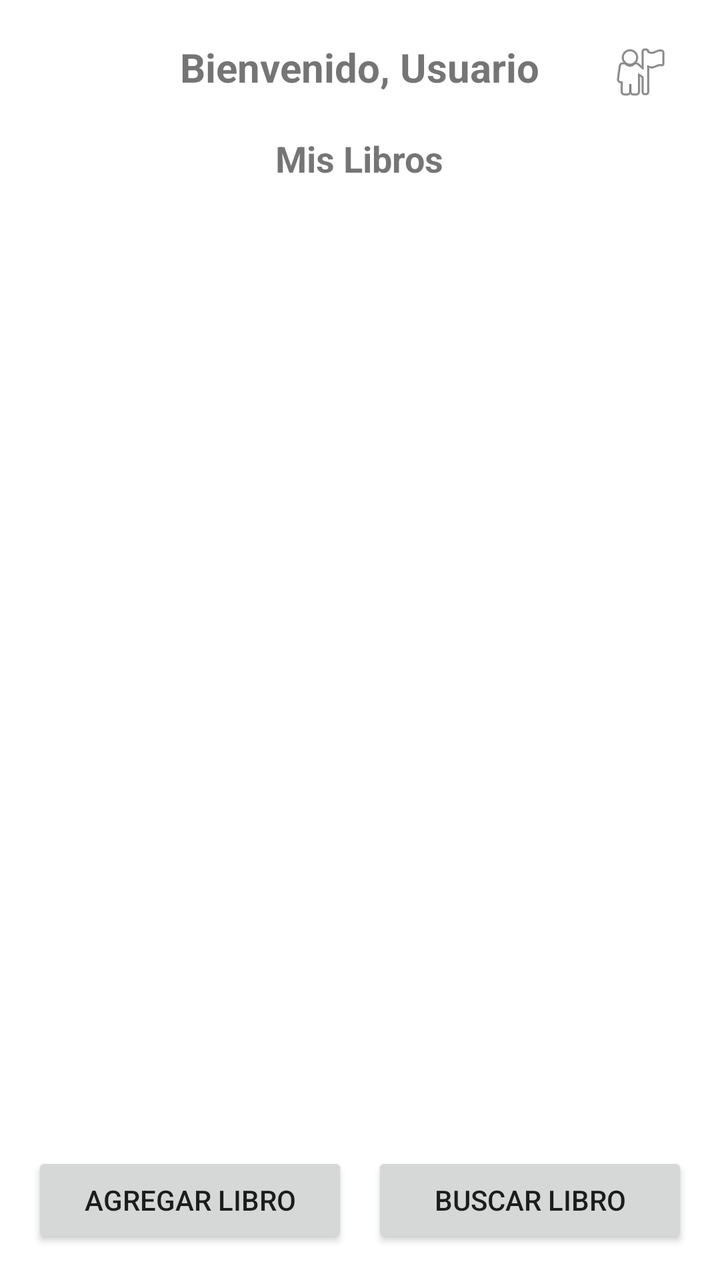
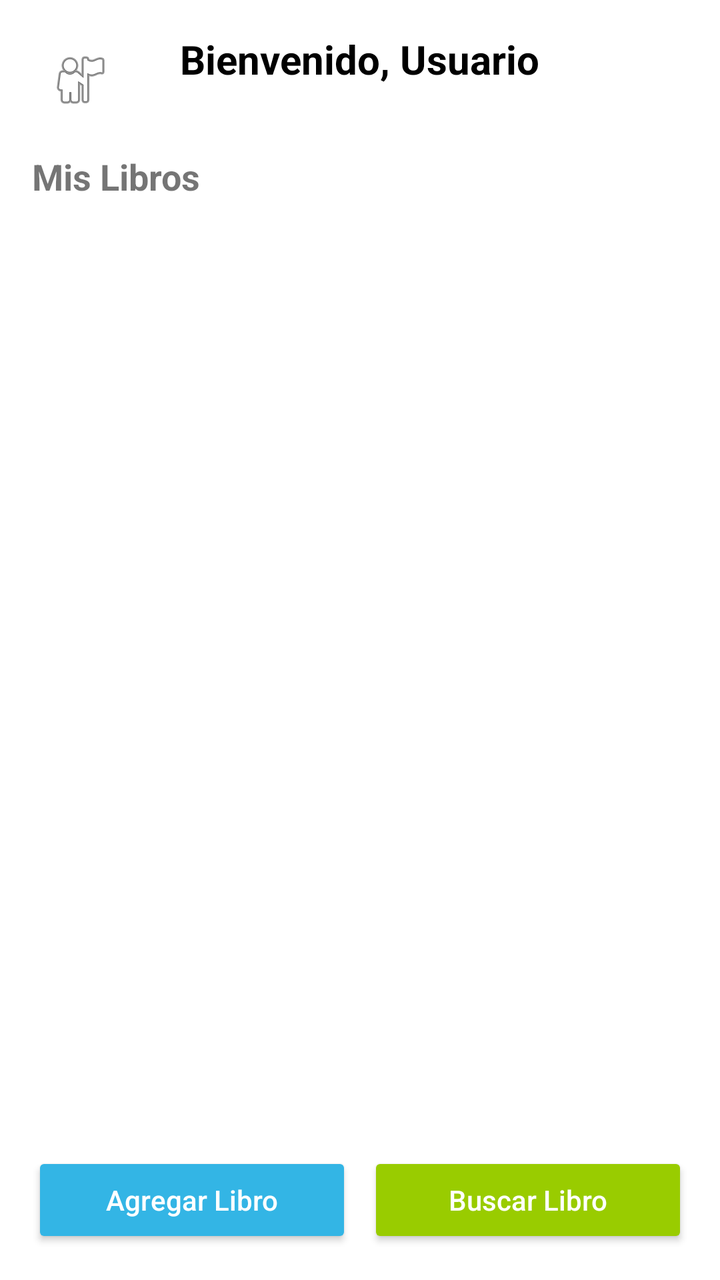

Two renders of the same Android screen: before a commit and after it. Below are the layout's source before the change and the commit's diff.
<!-- AndroidManifest.xml: application theme Theme.AppCompat.Light.NoActionBar -->
<!-- res/layout/activity_main.xml -->
<?xml version="1.0" encoding="utf-8"?>
<RelativeLayout xmlns:android="http://schemas.android.com/apk/res/android"
    android:layout_width="match_parent"
    android:layout_height="match_parent"
    android:padding="16dp"
    android:background="@android:color/white">

    
    <ImageButton
        android:id="@+id/btnProfile"
        android:layout_width="40dp"
        android:layout_height="40dp"
        android:layout_alignParentEnd="true"
        android:layout_marginEnd="4dp"
        android:background="@null"
        android:contentDescription="Perfil"
        android:src="@android:drawable/ic_menu_myplaces" />

    <TextView
        android:id="@+id/tvWelcome"
        android:layout_width="wrap_content"
        android:layout_height="wrap_content"
        android:layout_centerHorizontal="true"
        android:text="Bienvenido, Usuario"
        android:textSize="20sp"
        android:textStyle="bold"
        android:layout_marginTop="4dp" />

    <TextView
        android:id="@+id/tvMyBooks"
        android:layout_width="wrap_content"
        android:layout_height="wrap_content"
        android:layout_below="@id/tvWelcome"
        android:layout_marginTop="20dp"
        android:text="Mis Libros"
        android:textSize="18sp"
        android:textStyle="bold"
        android:layout_centerHorizontal="true" />

    
    <androidx.recyclerview.widget.RecyclerView
        android:id="@+id/recyclerBooks"
        android:layout_width="match_parent"
        android:layout_height="0dp"
        android:layout_below="@id/tvMyBooks"
        android:layout_above="@+id/layoutButtons"
        android:layout_marginTop="8dp" />

    
    <LinearLayout
        android:id="@+id/layoutButtons"
        android:layout_width="match_parent"
        android:layout_height="wrap_content"
        android:layout_alignParentBottom="true"
        android:gravity="center"
        android:orientation="horizontal"
        android:layout_marginTop="8dp">

        <Button
            android:id="@+id/btnAddBook"
            android:layout_width="0dp"
            android:layout_height="wrap_content"
            android:layout_weight="1"
            android:text="Agregar Libro" />

        <Space
            android:layout_width="12dp"
            android:layout_height="match_parent" />

        <Button
            android:id="@+id/btnSearchBook"
            android:layout_width="0dp"
            android:layout_height="wrap_content"
            android:layout_weight="1"
            android:text="Buscar Libro" />
    </LinearLayout>

</RelativeLayout>
<!-- resources referenced by this layout -->
<resources>

</resources>

<!-- the commit's change to res/layout/activity_main.xml (unified diff, before → after) -->
@@ -1,78 +1,85 @@
 <?xml version="1.0" encoding="utf-8"?>
-<RelativeLayout xmlns:android="http://schemas.android.com/apk/res/android"
+<LinearLayout xmlns:android="http://schemas.android.com/apk/res/android"
+    xmlns:app="http://schemas.android.com/apk/res-auto"
+    android:orientation="vertical"
+    android:padding="16dp"
     android:layout_width="match_parent"
     android:layout_height="match_parent"
-    android:padding="16dp"
     android:background="@android:color/white">
 
     
-    <ImageButton
-        android:id="@+id/btnProfile"
-        android:layout_width="40dp"
-        android:layout_height="40dp"
-        android:layout_alignParentEnd="true"
-        android:layout_marginEnd="4dp"
-        android:background="@null"
-        android:contentDescription="Perfil"
-        android:src="@android:drawable/ic_menu_myplaces" />
+    <RelativeLayout
+        android:layout_width="match_parent"
+        android:layout_height="wrap_content"
+        android:layout_marginBottom="12dp">
 
+        
+        <ImageButton
+            android:id="@+id/btnProfile"
+            android:layout_width="48dp"
+            android:layout_height="48dp"
+            android:layout_alignParentStart="true"
+            android:background="@null"
+            android:contentDescription="Perfil"
+            android:src="@android:drawable/ic_menu_myplaces"
+            android:padding="4dp" />
+
+        
+        <TextView
+            android:id="@+id/tvWelcome"
+            android:layout_width="wrap_content"
+            android:layout_height="wrap_content"
+            android:layout_centerHorizontal="true"
+            android:text="Bienvenido, Usuario"
+            android:textSize="20sp"
+            android:textStyle="bold"
+            android:textColor="@android:color/black" />
+    </RelativeLayout>
+
+    
     <TextView
-        android:id="@+id/tvWelcome"
-        android:layout_width="wrap_content"
-        android:layout_height="wrap_content"
-        android:layout_centerHorizontal="true"
-        android:text="Bienvenido, Usuario"
-        android:textSize="20sp"
-        android:textStyle="bold"
-        android:layout_marginTop="4dp" />
-
-    <TextView
-        android:id="@+id/tvMyBooks"
-        android:layout_width="wrap_content"
-        android:layout_height="wrap_content"
-        android:layout_below="@id/tvWelcome"
-        android:layout_marginTop="20dp"
         android:text="Mis Libros"
         android:textSize="18sp"
         android:textStyle="bold"
-        android:layout_centerHorizontal="true" />
+        android:layout_marginBottom="8dp"
+        android:layout_width="wrap_content"
+        android:layout_height="wrap_content" />
 
     
     <androidx.recyclerview.widget.RecyclerView
-        android:id="@+id/recyclerBooks"
+        android:id="@+id/recyclerViewBooks"
         android:layout_width="match_parent"
         android:layout_height="0dp"
-        android:layout_below="@id/tvMyBooks"
-        android:layout_above="@+id/layoutButtons"
-        android:layout_marginTop="8dp" />
+        android:layout_weight="1"
+        android:layout_marginBottom="12dp" />
 
     
     <LinearLayout
-        android:id="@+id/layoutButtons"
         android:layout_width="match_parent"
         android:layout_height="wrap_content"
-        android:layout_alignParentBottom="true"
+        android:orientation="horizontal"
         android:gravity="center"
-        android:orientation="horizontal"
-        android:layout_marginTop="8dp">
+        android:weightSum="2">
 
         <Button
-            android:id="@+id/btnAddBook"
+            android:id="@+id/fabAdd"
             android:layout_width="0dp"
             android:layout_height="wrap_content"
             android:layout_weight="1"
-            android:text="Agregar Libro" />
-
-        <Space
-            android:layout_width="12dp"
-            android:layout_height="match_parent" />
+            android:text="Agregar Libro"
+            android:textAllCaps="false"
+            android:backgroundTint="@android:color/holo_blue_light"
+            android:textColor="@android:color/white" />
 
         <Button
-            android:id="@+id/btnSearchBook"
+            android:id="@+id/fabSearch"
             android:layout_width="0dp"
             android:layout_height="wrap_content"
             android:layout_weight="1"
-            android:text="Buscar Libro" />
+            android:text="Buscar Libro"
+            android:textAllCaps="false"
+            android:backgroundTint="@android:color/holo_green_light"
+            android:textColor="@android:color/white"
+            android:layout_marginStart="8dp" />
     </LinearLayout>
-
-</RelativeLayout>
+</LinearLayout>
